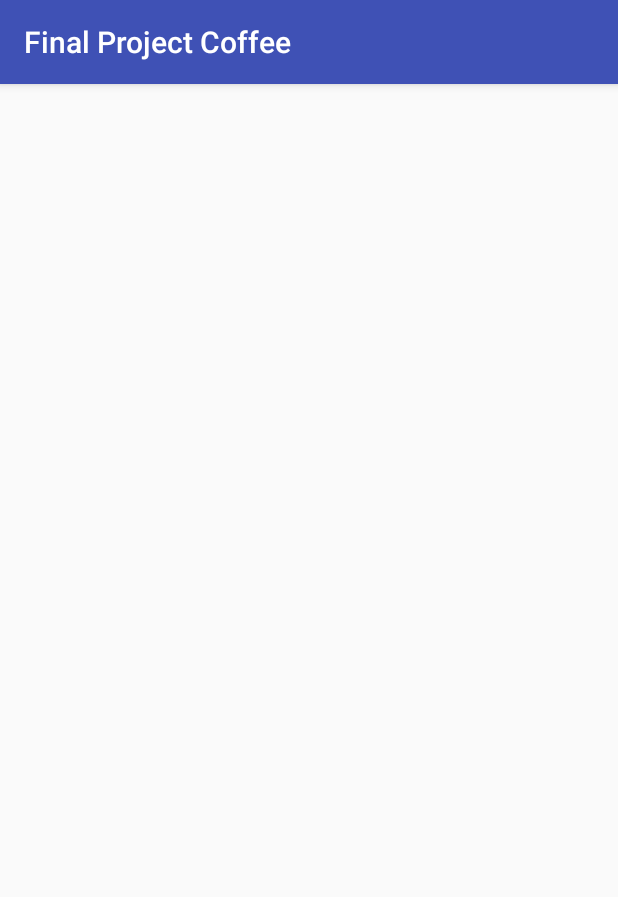
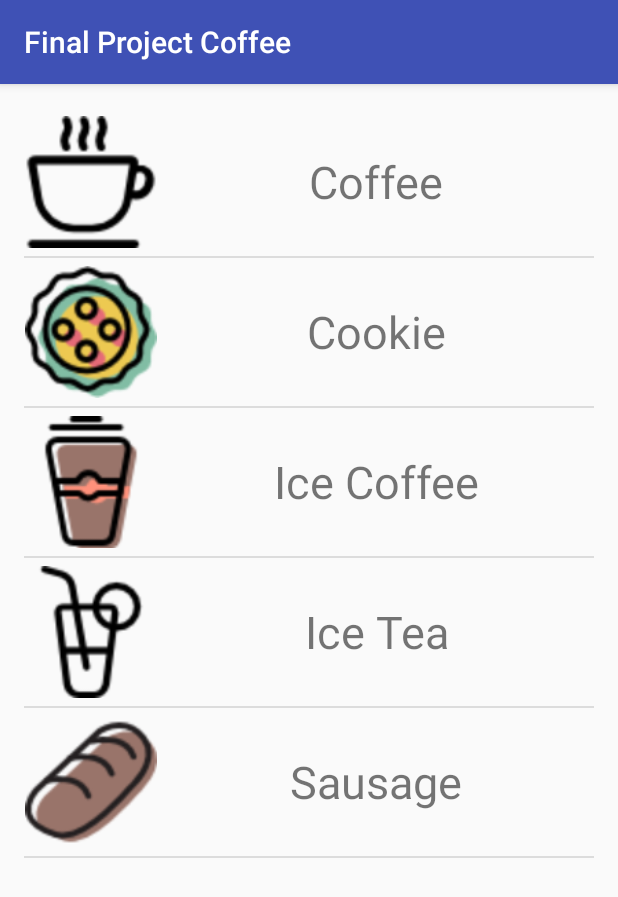
Before and after one commit to shunam/playground_android, an Android app: the OrderActivity screen opened directly, with no data from a screen before it, on a phone screen of 412 x 824 dp. Shown: the top 897 px of the screen. Run offline under Robolectric (Android 15) with nearby library versions, the phone set to English and light mode, and no system bars; 2 statements that could not run were skipped.

Commit message:
add list view to final project cofee

```diff
--- /dev/null
+++ b/FinalProjectCoffee/app/src/main/java/com/shunam/finalprojectcoffee/CustomAdapter.java
@@ -0,0 +1,53 @@
+package com.shunam.finalprojectcoffee;
+
+import android.content.Context;
+import android.view.LayoutInflater;
+import android.view.View;
+import android.view.ViewGroup;
+import android.widget.Button;
+import android.widget.ImageView;
+import android.widget.SimpleAdapter;
+import android.widget.Toast;
+
+import java.util.ArrayList;
+import java.util.HashMap;
+
+/**
+ * Created by shuna on 11/16/2016.
+ */
+
+public class CustomAdapter extends SimpleAdapter {
+    LayoutInflater inflater;
+    Context context;
+    ArrayList<HashMap<String, String>> arrayList;
+    Button mButtonMinus;
+
+    public CustomAdapter(Context context, ArrayList<HashMap<String, String>> data, int resource, String[] from, int[] to) {
+        super(context, data, resource, from, to);
+        this.context = context;
+        this.arrayList = data;
+        inflater.from(context);
+    }
+
+    @Override
+    public View getView(final int position, View convertView, ViewGroup parent) {
+        View view = super.getView(position, convertView, parent);
+        ImageView imageView = (ImageView) view.findViewById(R.id.imageViewProduct);
+        imageView.setOnClickListener(new View.OnClickListener() {
+            @Override
+            public void onClick(View view) {
+                Toast.makeText(context, arrayList.get(position).get("name"), Toast.LENGTH_SHORT).show();
+            }
+        });
+
+
+        mButtonMinus = (Button) view.findViewById(R.id.buttonMinus);
+        mButtonMinus.setOnClickListener(new View.OnClickListener() {
+            @Override
+            public void onClick(View view) {
+            }
+        });
+
+        return view;
+    }
+}
--- a/FinalProjectCoffee/app/src/main/java/com/shunam/finalprojectcoffee/OrderActivity.java
+++ b/FinalProjectCoffee/app/src/main/java/com/shunam/finalprojectcoffee/OrderActivity.java
@@ -2,12 +2,58 @@ package com.shunam.finalprojectcoffee;
 
 import android.support.v7.app.AppCompatActivity;
 import android.os.Bundle;
+import android.view.View;
+import android.widget.AdapterView;
+import android.widget.ListView;
+import android.widget.Toast;
+
+import java.util.ArrayList;
+import java.util.HashMap;
 
 public class OrderActivity extends AppCompatActivity {
+
+    private ListView mListViewProduct;
+
+    // String of array products
+    String[] productNames = {"Coffee", "Cookie", "Ice Coffee", "Ice Tea", "Sausage"};
+
+    // Price of products
+    int[] productPrices = {57000, 20000, 50000, 30000, 70000};
+
+    // Array of product images
+    int[] productImages = {R.drawable.coffee_cup, R.drawable.cookie, R.drawable.ice_coffee, R.drawable.ice_tea, R.drawable.sausage};
+
 
     @Override
     protected void onCreate(Bundle savedInstanceState) {
         super.onCreate(savedInstanceState);
         setContentView(R.layout.activity_order);
+        mListViewProduct = (ListView) findViewById(R.id.listViewProduct);
+
+        ArrayList<HashMap<String, String>> arrayList = new ArrayList<>();
+        for (int i = 0; i < productNames.length; i++) {
+            HashMap<String, String> hashMap = new HashMap<>();//create a hashmap to store the data in key value pair
+            hashMap.put("name", productNames[i]);
+            hashMap.put("image", productImages[i] + "");
+            arrayList.add(hashMap);//add the hashmap into arrayList
+        }
+        String[] from = {"name", "image"};//string array
+        int[] to = {R.id.textViewProduct, R.id.imageViewProduct};//int array of views id's
+
+
+        CustomAdapter simpleAdapter = new CustomAdapter(this, arrayList, R.layout.list_product_row, from, to);//Create object and set the parameters for simpleAdapter
+
+
+        mListViewProduct.setAdapter(simpleAdapter);//sets the adapter for listView
+
+        //Call alert dialog to add quantity
+        mListViewProduct.setOnItemClickListener(new AdapterView.OnItemClickListener() {
+            @Override
+            public void onItemClick(AdapterView<?> adapterView, View view, int i, long l) {
+                Toast.makeText(getApplicationContext(), "Hahaha berhasil " + productPrices[i], Toast.LENGTH_LONG).show();
+
+//                Toast.makeText(getApplicationContext(), fruitsNames[i], Toast.LENGTH_LONG).show();//show the selected image in toast according to position
+            }
+        });
     }
 }
--- a/FinalProjectCoffee/app/src/main/res/layout/activity_order.xml
+++ b/FinalProjectCoffee/app/src/main/res/layout/activity_order.xml
@@ -10,4 +10,8 @@
     android:paddingTop="@dimen/activity_vertical_margin"
     tools:context="com.shunam.finalprojectcoffee.OrderActivity">
 
+    <ListView
+        android:layout_width="match_parent"
+        android:layout_height="match_parent"
+        android:id="@+id/listViewProduct"/>
 </RelativeLayout>
--- /dev/null
+++ b/FinalProjectCoffee/app/src/main/res/layout/list_product_row.xml
@@ -0,0 +1,39 @@
+<?xml version="1.0" encoding="utf-8"?>
+<RelativeLayout xmlns:android="http://schemas.android.com/apk/res/android"
+    xmlns:app="http://schemas.android.com/apk/res-auto"
+    android:layout_width="match_parent" android:layout_height="match_parent">
+
+    <LinearLayout
+        android:orientation="horizontal"
+        android:layout_width="match_parent"
+        android:layout_height="wrap_content"
+        android:layout_alignParentTop="true"
+        android:layout_alignParentLeft="true"
+        android:layout_alignParentStart="true"
+        android:layout_marginTop="5dp"
+        android:layout_marginBottom="5dp">
+
+        <ImageView
+            android:layout_width="89dp"
+            android:layout_height="88dp"
+            app:srcCompat="@drawable/coffee_icon"
+            android:id="@+id/imageViewProduct" />
+
+        <LinearLayout
+            android:orientation="vertical"
+            android:layout_width="match_parent"
+            android:layout_height="wrap_content"
+            android:layout_weight="1">
+
+            <TextView
+                android:text="Black Coffee"
+                android:layout_width="match_parent"
+                android:layout_height="88dp"
+                android:id="@+id/textViewProduct"
+                android:textSize="30sp"
+                android:textAlignment="center"
+                android:gravity="center_vertical" />
+
+        </LinearLayout>
+    </LinearLayout>
+</RelativeLayout>
```
Also changed, not shown: FinalProjectCoffee/app/src/main/res/drawable/coffee_cup.png (added), FinalProjectCoffee/app/src/main/res/drawable/coffee_icon.png (added), FinalProjectCoffee/app/src/main/res/drawable/cookie.png (added), FinalProjectCoffee/app/src/main/res/drawable/ice_coffee.png (added), FinalProjectCoffee/app/src/main/res/drawable/ice_tea.png (added), FinalProjectCoffee/app/src/main/res/drawable/sausage.png (added).
